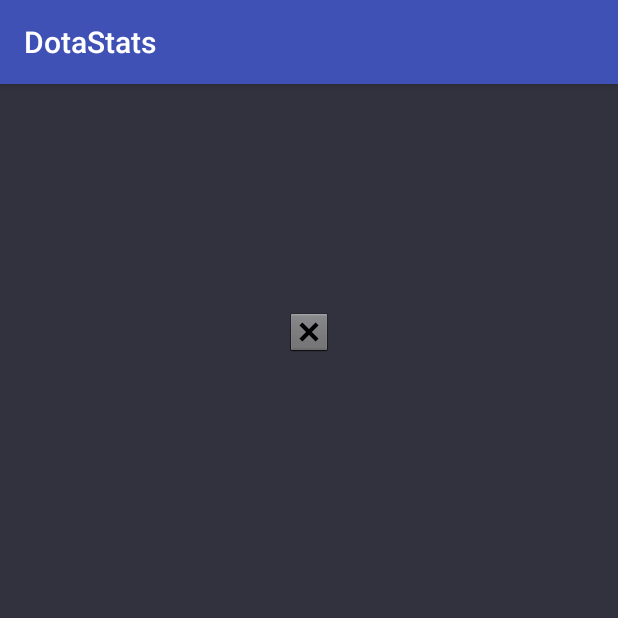
After one commit to MattPilau/DotaStats, an Android app: the PlayersActivity screen opened directly, with no data from a screen before it, on a phone screen of 412 x 824 dp, the top half of it. The commit adds this screen. Run offline under Robolectric (Android 15) with nearby library versions, the phone set to English and light mode, and no system bars; 3 statements that could not run were skipped.

Commit message:
first Activities + http request to get players + display the avatar of the first received player

```diff
--- /dev/null
+++ b/app/src/main/java/com/app/dotastats/dotastats/PlayersActivity.java
@@ -0,0 +1,63 @@
+package com.app.dotastats.dotastats;
+
+import android.content.ComponentName;
+import android.content.Context;
+import android.content.Intent;
+import android.content.ServiceConnection;
+import android.os.IBinder;
+import android.support.v7.app.AppCompatActivity;
+import android.os.Bundle;
+import android.view.View;
+import android.widget.EditText;
+import android.widget.ImageView;
+import android.widget.TextView;
+
+// activity used when a user writes the name of a player => the app displays to him each player corresponding to what he wrote
+
+/* TODO
+    HTTP request to get all players with this name
+    Display every player with avatar + name (+ possibly other information)
+    link to each player page
+ */
+public class PlayersActivity extends AppCompatActivity {
+
+    private Players players;
+    private String namePlayer;
+
+    private ServiceConnection maConnexion = new ServiceConnection() {
+        public void onServiceConnected(ComponentName name, IBinder service) {
+            SearchPlayerInterface myBinder = (SearchPlayerInterface) service;
+            players = myBinder.getPlayers();
+            myBinder.setName(namePlayer);
+            myBinder.setImageView((ImageView) findViewById(R.id.avatar));
+        }
+        public void onServiceDisconnected(ComponentName name) { }
+    };
+
+    @Override
+    protected void onCreate(Bundle savedInstanceState) {
+        super.onCreate(savedInstanceState);
+        setContentView(R.layout.activity_players);
+    }
+
+    @Override
+    protected void onStart(){
+        super.onStart();
+
+        // get the name of the player
+        Intent intent = getIntent();
+        namePlayer = intent.getStringExtra("namePlayer");
+        ((TextView)findViewById(R.id.namePlayer)).setText(namePlayer);
+
+        final Intent intentSearchPlayer = new Intent(getBaseContext(),SearchPlayerService.class);
+        bindService(intentSearchPlayer, maConnexion, Context.BIND_AUTO_CREATE);
+
+        startService(intentSearchPlayer);
+    }
+
+    @Override
+    protected void onDestroy(){
+        super.onDestroy();
+        unbindService(maConnexion);
+    }
+}
--- /dev/null
+++ b/app/src/main/java/com/app/dotastats/dotastats/SearchPlayerInterface.java
@@ -0,0 +1,14 @@
+package com.app.dotastats.dotastats;
+
+import android.widget.ImageView;
+
+/**
+ * Created by Mamie_Chiffons77 on 04/03/2018.
+ */
+
+public interface SearchPlayerInterface {
+
+    Players getPlayers();
+    void setName(String s);
+    void setImageView(ImageView i);
+}
--- /dev/null
+++ b/app/src/main/res/layout/activity_players.xml
@@ -0,0 +1,40 @@
+<?xml version="1.0" encoding="utf-8"?>
+<android.support.constraint.ConstraintLayout xmlns:android="http://schemas.android.com/apk/res/android"
+    xmlns:app="http://schemas.android.com/apk/res-auto"
+    xmlns:tools="http://schemas.android.com/tools"
+    android:layout_width="match_parent"
+    android:layout_height="match_parent"
+    android:background="#31323d"
+    tools:context="com.app.dotastats.dotastats.PlayersActivity">
+
+    <TextView
+        android:id="@+id/namePlayer"
+        android:layout_width="wrap_content"
+        android:layout_height="wrap_content"
+        android:layout_marginBottom="8dp"
+        android:layout_marginEnd="8dp"
+        android:layout_marginStart="8dp"
+        android:layout_marginTop="8dp"
+        android:text="TextView"
+        android:textColor="@android:color/darker_gray"
+        app:layout_constraintBottom_toBottomOf="parent"
+        app:layout_constraintEnd_toEndOf="parent"
+        app:layout_constraintStart_toStartOf="parent"
+        app:layout_constraintTop_toTopOf="parent"
+        app:layout_constraintVertical_bias="0.065" />
+
+    <ImageView
+        android:id="@+id/avatar"
+        android:layout_width="wrap_content"
+        android:layout_height="wrap_content"
+        android:layout_marginBottom="8dp"
+        android:layout_marginEnd="8dp"
+        android:layout_marginStart="8dp"
+        android:layout_marginTop="8dp"
+        app:layout_constraintBottom_toBottomOf="parent"
+        app:layout_constraintEnd_toEndOf="parent"
+        app:layout_constraintStart_toStartOf="parent"
+        app:layout_constraintTop_toBottomOf="@+id/namePlayer"
+        app:layout_constraintVertical_bias="0.103"
+        app:srcCompat="@android:drawable/btn_dialog" />
+</android.support.constraint.ConstraintLayout>
```
Also changed, not shown: app/src/main/AndroidManifest.xml (+10 -0 lines), app/src/main/java/com/app/dotastats/dotastats/AllHeroes.java (added, +13 -0 lines), app/src/main/java/com/app/dotastats/dotastats/HeroesActivity.java (added, +24 -0 lines), app/src/main/java/com/app/dotastats/dotastats/MainActivity.java (+41 -0 lines), app/src/main/java/com/app/dotastats/dotastats/Player.java (added, +37 -0 lines), app/src/main/java/com/app/dotastats/dotastats/Players.java (added, +79 -0 lines), app/src/main/java/com/app/dotastats/dotastats/SearchPlayerService.java (added, +166 -0 lines), app/src/main/res/layout/activity_all_heroes.xml (added, +23 -0 lines), app/src/main/res/layout/activity_heroes.xml (added, +25 -0 lines), app/src/main/res/layout/activity_main.xml (+100 -5 lines).
